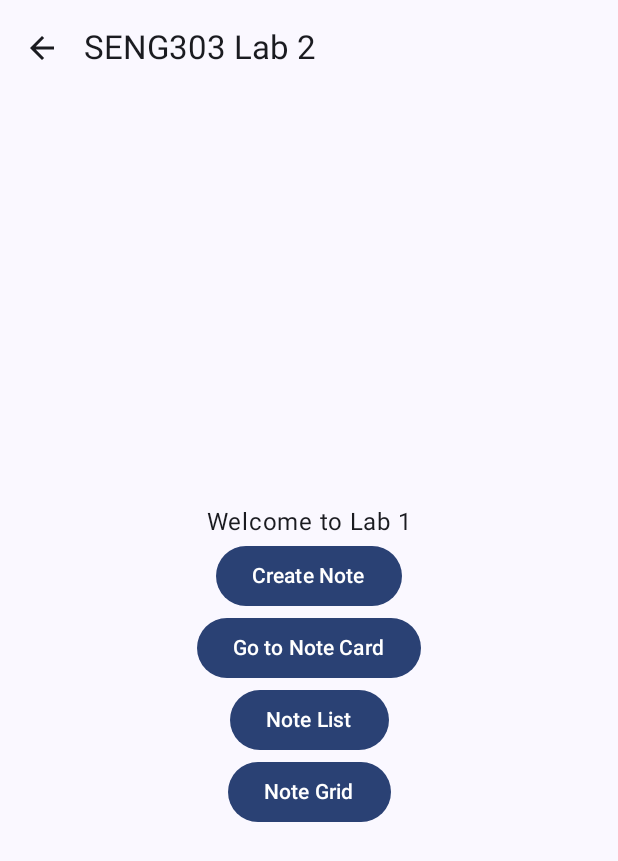
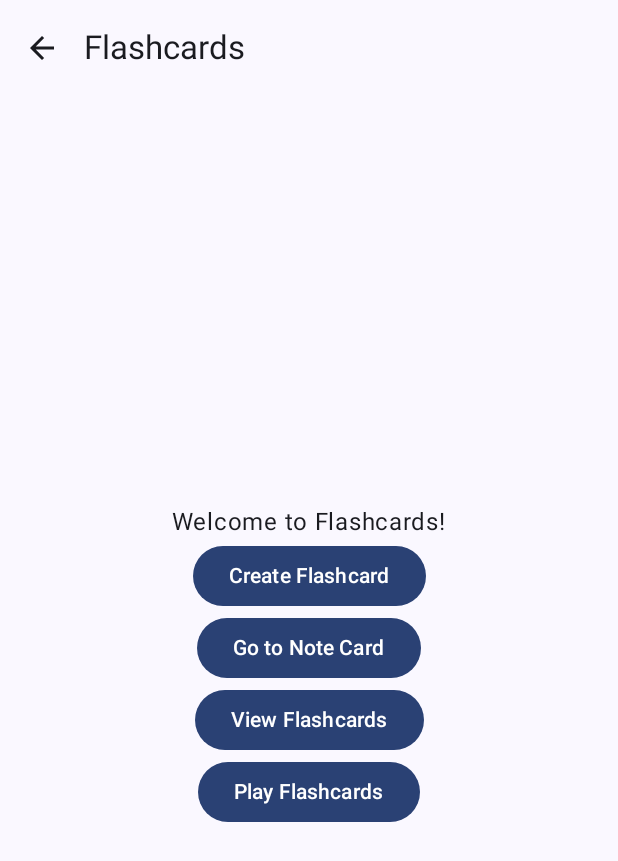
Before and after one commit to yunu-git/flashcards, an Android app built with Jetpack Compose: the screen it shows after launch (MainActivity), on a phone screen of 412 x 824 dp. Shown: the top 861 px of the screen. Run offline under Robolectric (Android 15) with nearby library versions, the phone set to English and light mode, and no system bars.

Commit message:
Creating View Flashcards page and other dependent classes

```diff
--- a/app/src/main/java/nz/ac/canterbury/seng303/as1/MainActivity.kt
+++ b/app/src/main/java/nz/ac/canterbury/seng303/as1/MainActivity.kt
@@ -28,21 +28,25 @@ import androidx.navigation.compose.composable
 import androidx.navigation.compose.rememberNavController
 import androidx.navigation.navArgument
 import nz.ac.canterbury.seng303.as1.screens.CreateNoteScreen
+import nz.ac.canterbury.seng303.as1.screens.FlashcardList
 import nz.ac.canterbury.seng303.as1.screens.NoteCard
 import nz.ac.canterbury.seng303.as1.screens.NoteGrid
 import nz.ac.canterbury.seng303.as1.screens.NoteList
 import nz.ac.canterbury.seng303.as1.ui.theme.Lab2Theme
 import nz.ac.canterbury.seng303.as1.viewmodels.CreateNoteViewModel
+import nz.ac.canterbury.seng303.as1.viewmodels.FlashcardViewModel
 import nz.ac.canterbury.seng303.as1.viewmodels.NoteViewModel
 
 import org.koin.androidx.viewmodel.ext.android.viewModel as koinViewModel
 
 class MainActivity : ComponentActivity() {
     private val noteViewModel: NoteViewModel by koinViewModel()
+    private val flashcardViewModel: FlashcardViewModel by koinViewModel()
     @OptIn(ExperimentalMaterial3Api::class)
     override fun onCreate(savedInstanceState: Bundle?) {
         super.onCreate(savedInstanceState)
         noteViewModel.loadDefaultNotesIfNoneExist()
+        flashcardViewModel.loadDefaultFlashcardsForTestingPurposes()
         setContent {
             Lab2Theme {
                 val navController = rememberNavController()
@@ -50,7 +54,7 @@ class MainActivity : ComponentActivity() {
                     topBar = {
                         // Add your AppBar content here
                         TopAppBar(
-                            title = { Text("SENG303 Lab 2") },
+                            title = { Text("Flashcards") },
                             navigationIcon = {
                                 IconButton(onClick = { navController.popBackStack() }) {
                                     Icon(
@@ -93,6 +97,9 @@ class MainActivity : ComponentActivity() {
                                     createNoteFn = {title, content -> noteViewModel.createNote(title, content)}
                                 )
                             }
+                            composable("FlashcardList") {
+                                FlashcardList(navController, flashcardViewModel)
+                            }
                         }
                     }
                 }
@@ -109,18 +116,18 @@ fun Home(navController: NavController) {
         verticalArrangement = Arrangement.Center,
         horizontalAlignment = Alignment.CenterHorizontally
     ) {
-        Text("Welcome to Lab 1")
+        Text("Welcome to Flashcards!")
         Button(onClick = { navController.navigate("CreateNote") }) {
-            Text("Create Note")
+            Text("Create Flashcard")
         }
         Button(onClick = { navController.navigate("NoteCard/1") }) {
             Text("Go to Note Card")
         }
-        Button(onClick = { navController.navigate("NoteList") }) {
-            Text("Note List")
+        Button(onClick = { navController.navigate("FlashcardList") }) {
+            Text("View Flashcards")
         }
         Button(onClick = { navController.navigate("NoteGrid") }) {
-            Text("Note Grid")
+            Text("Play Flashcards")
         }
     }
 }
--- a/app/src/main/java/nz/ac/canterbury/seng303/as1/MainApplication.kt
+++ b/app/src/main/java/nz/ac/canterbury/seng303/as1/MainApplication.kt
@@ -3,6 +3,7 @@ package nz.ac.canterbury.seng303.as1
 import android.app.Application
 import kotlinx.coroutines.FlowPreview
 import nz.ac.canterbury.seng303.as1.datastore.dataAccessModule
+import nz.ac.canterbury.seng303.as1.datastore.dataAccessModule2
 import org.koin.android.ext.koin.androidContext
 import org.koin.core.context.GlobalContext.startKoin
 
@@ -13,6 +14,7 @@ class MainApplication: Application() {
         startKoin {
             androidContext(this@MainApplication)
             modules(dataAccessModule)
+            modules(dataAccessModule2)
         }
     }
 }
--- a/app/src/main/java/nz/ac/canterbury/seng303/as1/datastore/DataAccessModule.kt
+++ b/app/src/main/java/nz/ac/canterbury/seng303/as1/datastore/DataAccessModule.kt
@@ -8,7 +8,9 @@ import androidx.datastore.preferences.preferencesDataStore
 import com.google.gson.Gson
 import com.google.gson.reflect.TypeToken
 import kotlinx.coroutines.FlowPreview
+import nz.ac.canterbury.seng303.as1.models.Flashcard
 import nz.ac.canterbury.seng303.as1.models.Note
+import nz.ac.canterbury.seng303.as1.viewmodels.FlashcardViewModel
 import nz.ac.canterbury.seng303.as1.viewmodels.NoteViewModel
 import org.koin.android.ext.koin.androidContext
 import org.koin.androidx.viewmodel.dsl.viewModel
@@ -33,3 +35,21 @@ val dataAccessModule = module {
         NoteViewModel(noteStorage = get())
     }
 }
+
+@FlowPreview
+val dataAccessModule2 = module {
+    single<Storage<Flashcard>> {
+        PersistentStorage(
+            gson = get(),
+            type = object: TypeToken<List<Flashcard>>() {}.type,
+            preferenceKey = stringPreferencesKey("flashcards"),
+            dataStore = androidContext().dataStore
+        )
+    }
+
+    single { Gson() }
+
+    viewModel {
+        FlashcardViewModel(flashcardStorage = get())
+    }
+}
--- /dev/null
+++ b/app/src/main/java/nz/ac/canterbury/seng303/as1/models/Flashcard.kt
@@ -0,0 +1,123 @@
+package nz.ac.canterbury.seng303.as1.models
+
+data class Answer(
+    val text: String,
+    val isCorrect: Boolean
+)
+
+data class Flashcard(
+    val id: Int,
+    val term: String,
+    val answers: List<Answer>
+): Identifiable {
+   companion object {
+       fun getTestFlashcards(): List<Flashcard> {
+           return listOf(
+               Flashcard(
+                   id = 1,
+                   term = "What should be discussed in the meeting?",
+                   answers = listOf(
+                       Answer(text = "Discuss project updates and future plans.", isCorrect = true),
+                       Answer(text = "Plan a team outing.", isCorrect = false),
+                       Answer(text = "Review last month's expenses.", isCorrect = false),
+                       Answer(text = "Discuss vacation plans.", isCorrect = false)
+                   )
+               ),
+               Flashcard(
+                   id = 2,
+                   term = "What is included in the shopping list?",
+                   answers = listOf(
+                       Answer(text = "Milk, eggs, bread, and coffee.", isCorrect = true),
+                       Answer(text = "Fruits, vegetables, and snacks.", isCorrect = false),
+                       Answer(text = "Books and stationery.", isCorrect = false),
+                       Answer(text = "Electronics and gadgets.", isCorrect = false)
+                   )
+               ),
+               Flashcard(
+                   id = 3,
+                   term = "When is the project deadline?",
+                   answers = listOf(
+                       Answer(text = "Submit the final report by Friday.", isCorrect = true),
+                       Answer(text = "Complete the initial draft by Monday.", isCorrect = false),
+                       Answer(text = "Schedule a team meeting next week.", isCorrect = false),
+                       Answer(text = "Finalize the project budget.", isCorrect = false)
+                   )
+               ),
+               Flashcard(
+                   id = 4,
+                   term = "What should be considered for birthday gift ideas?",
+                   answers = listOf(
+                       Answer(text = "Consider getting a book or a gadget.", isCorrect = true),
+                       Answer(text = "Purchase a new wardrobe.", isCorrect = false),
+                       Answer(text = "Plan a surprise party.", isCorrect = false),
+                       Answer(text = "Get a subscription to a magazine.", isCorrect = false)
+                   )
+               ),
+               Flashcard(
+                   id = 5,
+                   term = "What are some book recommendations?",
+                   answers = listOf(
+                       Answer(text = "Check out 'The Great Gatsby' and 'To Kill a Mockingbird'.", isCorrect = true),
+                       Answer(text = "Read 'Moby Dick' and '1984'.", isCorrect = false),
+                       Answer(text = "Explore 'The Catcher in the Rye' and 'Brave New World'.", isCorrect = false),
+                       Answer(text = "Consider 'Pride and Prejudice' and 'Jane Eyre'.", isCorrect = false)
+                   )
+               ),
+               Flashcard(
+                   id = 6,
+                   term = "What is planned for dinner?",
+                   answers = listOf(
+                       Answer(text = "Go out to dinner with the boys.", isCorrect = true),
+                       Answer(text = "Cook a homemade meal.", isCorrect = false),
+                       Answer(text = "Order takeout from a restaurant.", isCorrect = false),
+                       Answer(text = "Have a picnic in the park.", isCorrect = false)
+                   )
+               ),
+               Flashcard(
+                   id = 7,
+                   term = "What should be done for vacation plans?",
+                   answers = listOf(
+                       Answer(text = "Book flights, reserve hotels, and create itinerary.", isCorrect = true),
+                       Answer(text = "Choose travel outfits and pack bags.", isCorrect = false),
+                       Answer(text = "Check local weather forecasts.", isCorrect = false),
+                       Answer(text = "Get travel insurance and exchange currency.", isCorrect = false)
+                   )
+               ),
+               Flashcard(
+                   id = 8,
+                   term = "What are some fitness goals?",
+                   answers = listOf(
+                       Answer(text = "Set workout schedule and plan healthy meals.", isCorrect = true),
+                       Answer(text = "Join a local gym and hire a personal trainer.", isCorrect = false),
+                       Answer(text = "Participate in a fitness challenge.", isCorrect = false),
+                       Answer(text = "Track daily steps with a fitness tracker.", isCorrect = false)
+                   )
+               ),
+               Flashcard(
+                   id = 9,
+                   term = "What should be prepared for the project kickoff?",
+                   answers = listOf(
+                       Answer(text = "Prepare presentation and gather project team.", isCorrect = true),
+                       Answer(text = "Draft the project proposal and budget.", isCorrect = false),
+                       Answer(text = "Conduct market research and competitor analysis.", isCorrect = false),
+                       Answer(text = "Develop a detailed project plan.", isCorrect = false)
+                   )
+               ),
+               Flashcard(
+                   id = 10,
+                   term = "What should be done for gardening?",
+                   answers = listOf(
+                       Answer(text = "Buy seeds, plant flowers, and water garden regularly.", isCorrect = true),
+                       Answer(text = "Create a compost bin and mulch garden beds.", isCorrect = false),
+                       Answer(text = "Prune trees and shrubs.", isCorrect = false),
+                       Answer(text = "Install irrigation systems and garden lighting.", isCorrect = false)
+                   )
+               )
+           )
+       }
+   }
+
+    override fun getIdentifier(): Int {
+        return id;
+    }
+}
--- /dev/null
+++ b/app/src/main/java/nz/ac/canterbury/seng303/as1/viewmodels/FlashcardViewModel.kt
@@ -0,0 +1,62 @@
+package nz.ac.canterbury.seng303.as1.viewmodels
+
+import android.util.Log
+import androidx.lifecycle.ViewModel
+import androidx.lifecycle.viewModelScope
+import kotlinx.coroutines.flow.MutableStateFlow
+import kotlinx.coroutines.flow.StateFlow
+import kotlinx.coroutines.flow.catch
+import kotlinx.coroutines.flow.first
+import kotlinx.coroutines.launch
+import nz.ac.canterbury.seng303.as1.datastore.Storage
+import nz.ac.canterbury.seng303.as1.models.Answer
+import nz.ac.canterbury.seng303.as1.models.Flashcard
+import kotlin.random.Random
+
+class FlashcardViewModel(private val flashcardStorage: Storage<Flashcard>): ViewModel() {
+    private val _flashcards = MutableStateFlow<List<Flashcard>>(emptyList());
+    val flashcards: StateFlow<List<Flashcard>> get() = _flashcards
+
+    private val _selectedFlashcard = MutableStateFlow<Flashcard?>(null)
+    val selectedFlashcard: StateFlow<Flashcard?> = _selectedFlashcard
+    fun getFlashcardById(noteId: Int?) = viewModelScope.launch{
+        if (noteId != null) {
+            _selectedFlashcard.value = flashcardStorage.get {it.getIdentifier() == noteId}.first()
+        } else {
+            _selectedFlashcard.value = null
+        }
+    }
+
+    fun getFlashcards() = viewModelScope.launch {
+        flashcardStorage.getAll().catch {
+            Log.e("FLASHCARD_VIEW_MODEL", it.toString())
+        }.collect{_flashcards.emit(it)}
+    }
+
+    fun loadDefaultFlashcardsForTestingPurposes() = viewModelScope.launch {
+        val currentFlashcards = flashcardStorage.getAll().first()
+        if (currentFlashcards.isEmpty()) {
+            Log.d("FLASHCARD_VIEW_MODEL", "Inserting default flashcards")
+            flashcardStorage.insertAll(Flashcard.getTestFlashcards()).catch {
+                Log.w("FLASHCARD_VIEW_MODEL", "could not insert default flashcards")
+            }.collect{
+                Log.d("FLASHCARD_VIEW_MODEL", "Default flashcards inserted successfully")
+                _flashcards.emit(Flashcard.getTestFlashcards())
+            }
+        }
+    }
+
+    fun createFlashcard(term: String, definitions: List<Answer>) = viewModelScope.launch {
+        val flashcard = Flashcard(
+            id = Random.nextInt(0, Int.MAX_VALUE),
+            term = term,
+            answers = definitions
+        )
+        flashcardStorage.insert(flashcard).catch {
+            Log.e("FLASHCARD_VIEW_MODEL", "Could not insert flashcard")
+        }.collect{}
+        flashcardStorage.getAll().catch {
+            Log.e("FLASHCARD_VIEW_MODEL", it.toString())
+        }.collect{_flashcards.emit(it)}
+    }
+}
```
Also changed, not shown: app/src/main/java/nz/ac/canterbury/seng303/as1/screens/CreateFlashcardScreen.kt (added, +171 -0 lines), app/src/main/java/nz/ac/canterbury/seng303/as1/screens/FlashcardListScreen.kt (added, +144 -0 lines).
